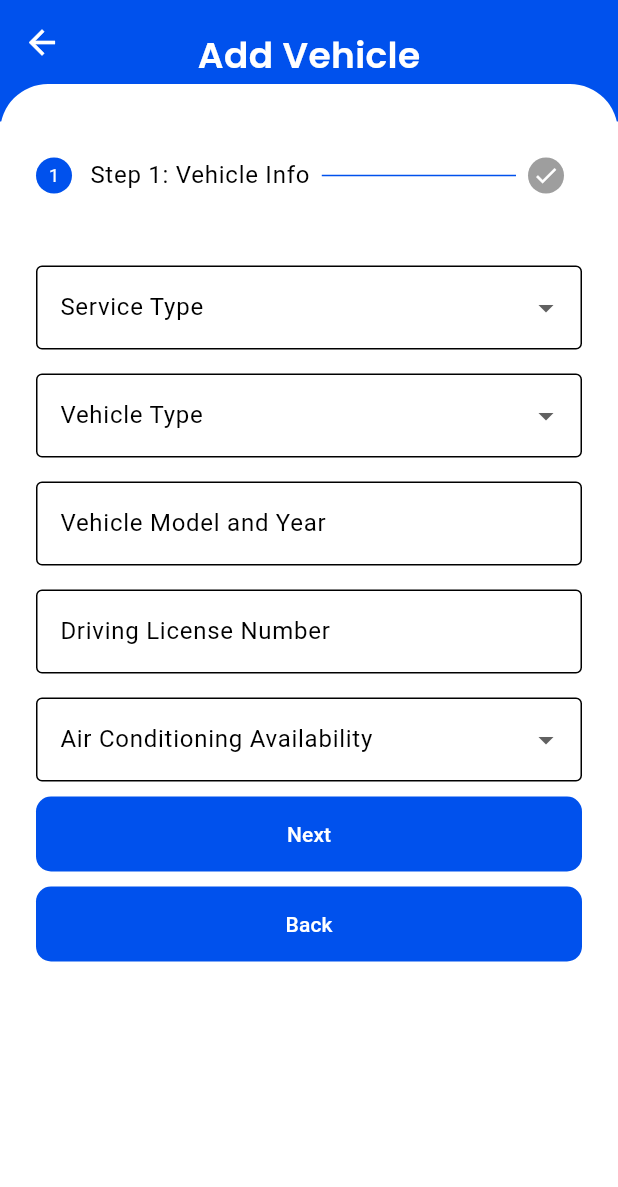
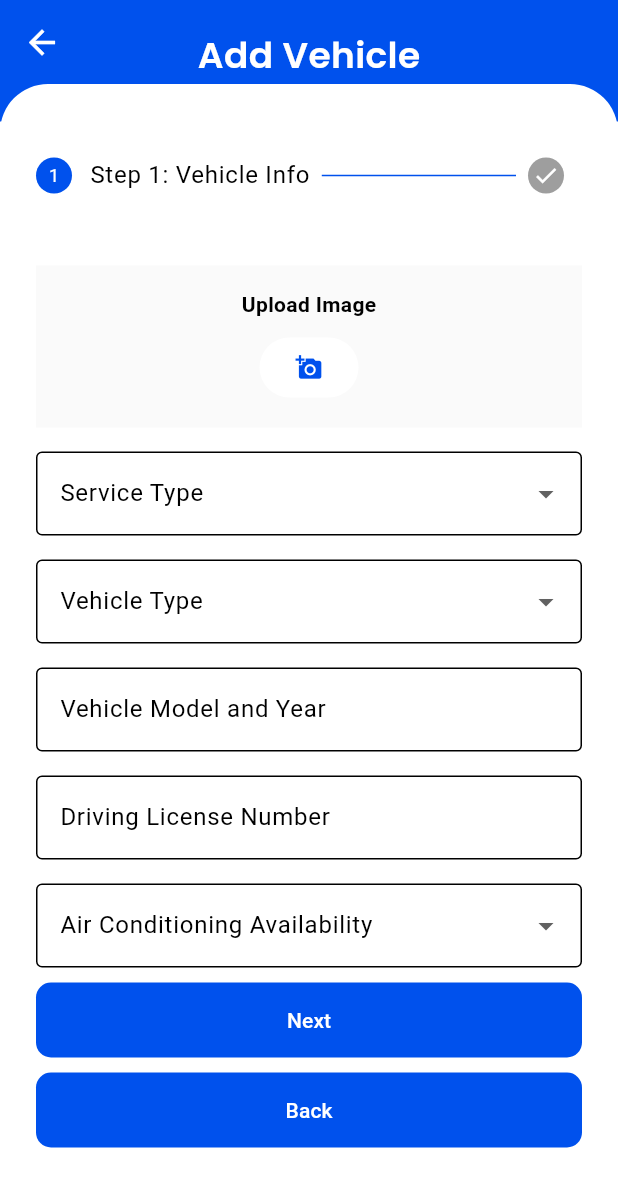
Before and after one commit to wathilaDewnaka/ridelanka-mobile-app-client, a Flutter app: the screen it shows after launch, on a phone screen of 412 x 824 dp. Shown: the top 1187 px of the screen. Run offline on Flutter 3.47's test engine with Material 3 defaults, Android fonts, the phone set to English and light mode, and no system bars; our stand-ins replace firebase_core; accounts and stored records are empty.

Commit message:
Added image upload section with colours

```diff
--- a/lib/src/screens/driver/vehicle_add.dart
+++ b/lib/src/screens/driver/vehicle_add.dart
@@ -109,7 +109,9 @@ class _VehicleAddScreenState extends State<VehicleAddScreen> {
                           ),
                         ),
                       ),
-                      SizedBox(height: 10,),
+                      SizedBox(
+                        height: 10,
+                      ),
                       ElevatedButton(
                         onPressed: details.onStepCancel,
                         style: ElevatedButton.styleFrom(
@@ -138,6 +140,33 @@ class _VehicleAddScreenState extends State<VehicleAddScreen> {
                       _currentStep > 0 ? StepState.complete : StepState.indexed,
                   content: Column(
                     children: [
+                      Container(
+                        color: Colors.grey[50],
+                        width: double.infinity,
+                        child: Card(
+                          elevation: 3,
+                          color: Colors.grey[50],
+                          shape: RoundedRectangleBorder(
+                              borderRadius: BorderRadius.circular(0)),
+                          child: Padding(
+                            padding: EdgeInsets.all(12.0),
+                            child: Column(
+                              crossAxisAlignment: CrossAxisAlignment.center,
+                              mainAxisAlignment: MainAxisAlignment.center,
+                              children: [
+                                Text("Upload Image",
+                                    style:
+                                        TextStyle(fontWeight: FontWeight.bold)),
+                                SizedBox(height: 8),
+                                ElevatedButton(
+                                    onPressed: () {},
+                                    child: Icon(Icons.add_a_photo))
+                              ],
+                            ),
+                          ),
+                        ),
+                      ),
+                      SizedBox(height: 16),
                       DropdownButtonFormField(
                         items: ['School', 'Staff']
                             .map((value) => DropdownMenuItem(
@@ -219,19 +248,39 @@ class _VehicleAddScreenState extends State<VehicleAddScreen> {
                         ),
                       ),
                       SizedBox(height: 16),
-                      TextField(
+                      Row(
+                        children: [
+                          Expanded(
+                            flex: 7,
+                            child: TextField(
                               controller: priceController,
                               decoration: InputDecoration(
                                 labelText: 'Price',
                                 border: OutlineInputBorder(),
                               ),
                             ),
-                      SizedBox(height: 16),
-                      ElevatedButton(
-                        onPressed: () {
-                          // Predict price logic
-                        },
-                        child: Text('Predict Price'),
+                          ),
+                          Expanded(
+                            flex: 3,
+                            child: ElevatedButton(
+                              onPressed: () {},
+                              style: ElevatedButton.styleFrom(
+                                minimumSize: const Size(double.infinity, 55),
+                                backgroundColor: const Color(0xFF0051ED),
+                                shape: const RoundedRectangleBorder(
+                                  borderRadius:
+                                      BorderRadius.all(Radius.circular(0)),
+                                ),
+                              ),
+                              child: const Text(
+                                "Predict",
+                                style: TextStyle(
+                                  color: Colors.white,
+                                ),
+                              ),
+                            ),
+                          ),
+                        ],
                       ),
                       SizedBox(height: 16),
                       TextField(
@@ -249,7 +298,7 @@ class _VehicleAddScreenState extends State<VehicleAddScreen> {
                           border: OutlineInputBorder(),
                         ),
                       ),
-                      SizedBox(height: 16),
+                      SizedBox(height: 20),
                       TextField(
                         controller: descriptionController,
                         maxLines: 3,
```
Also changed, not shown: 4 other files. Lines whose indentation alone changed are shown as unchanged.
